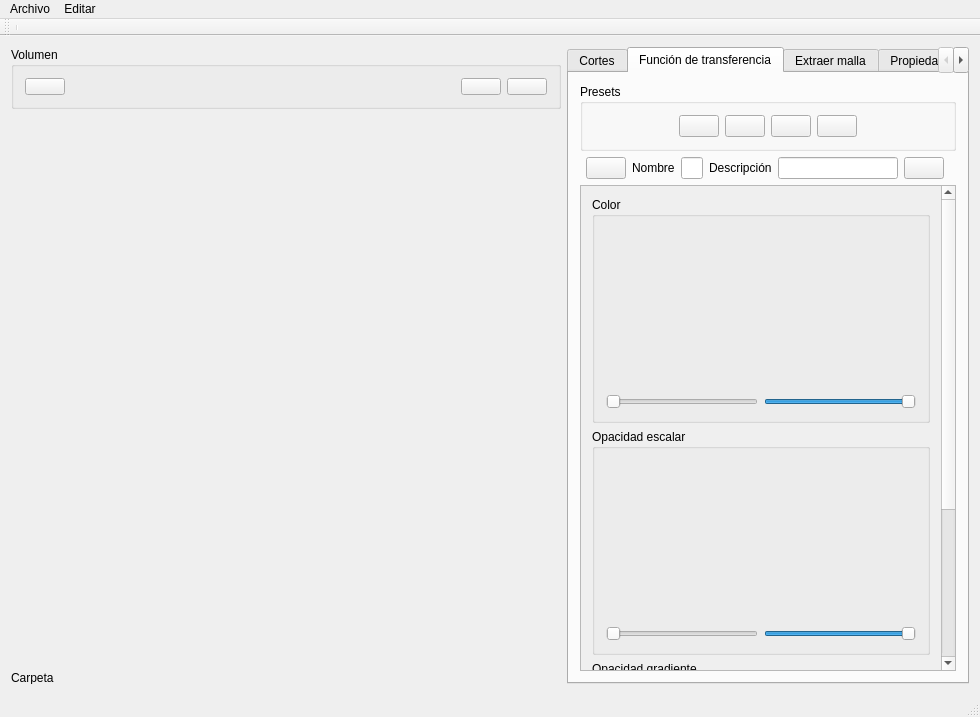
Before: the Qt Designer form 3DCurator/mainwindow.ui in fblupi/grado_informatica-TFG, drawn with Qt 5.
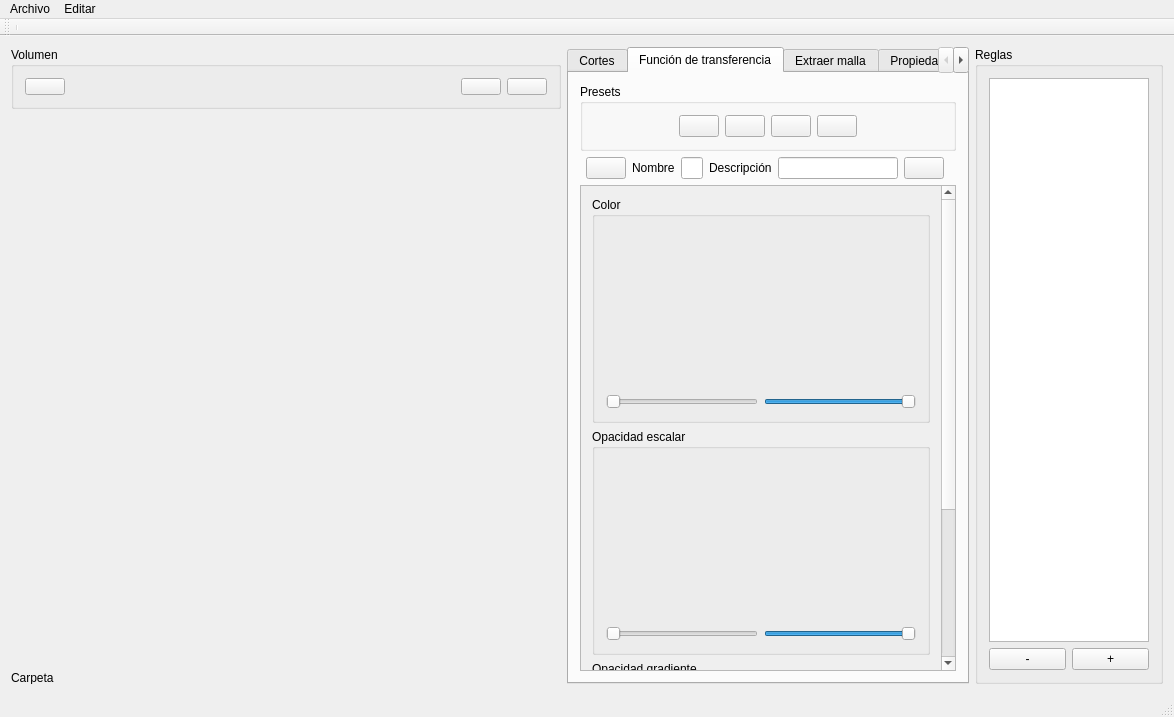
After: the same form once the commit is applied. The open tabs and pages were chosen to show the change. Icons and pictures are not drawn. Custom widgets are drawn as their Qt base class.

Commit message: GUI para reglas #29

```diff
--- a/3DCurator/mainwindow.ui
+++ b/3DCurator/mainwindow.ui
@@ -6,7 +6,7 @@
    <rect>
     <x>0</x>
     <y>0</y>
-    <width>977</width>
+    <width>1171</width>
     <height>708</height>
    </rect>
   </property>
@@ -1007,6 +1007,44 @@
       </widget>
      </widget>
     </item>
+    <item row="0" column="2" rowspan="3">
+     <widget class="QGroupBox" name="rulesBox">
+      <property name="minimumSize">
+       <size>
+        <width>0</width>
+        <height>0</height>
+       </size>
+      </property>
+      <property name="maximumSize">
+       <size>
+        <width>188</width>
+        <height>16777215</height>
+       </size>
+      </property>
+      <property name="title">
+       <string>Reglas</string>
+      </property>
+      <layout class="QGridLayout" name="gridLayout_3">
+       <item row="1" column="1">
+        <widget class="QPushButton" name="addRule">
+         <property name="text">
+          <string>+</string>
+         </property>
+        </widget>
+       </item>
+       <item row="1" column="0">
+        <widget class="QPushButton" name="deleteRule">
+         <property name="text">
+          <string>-</string>
+         </property>
+        </widget>
+       </item>
+       <item row="0" column="0" colspan="2">
+        <widget class="QListWidget" name="rulesList"/>
+       </item>
+      </layout>
+     </widget>
+    </item>
     <item row="1" column="0">
      <widget class="QVTKWidget" name="volumeWidget">
       <property name="minimumSize">
@@ -1037,7 +1075,7 @@
     <rect>
      <x>0</x>
      <y>0</y>
-     <width>977</width>
+     <width>1171</width>
      <height>21</height>
     </rect>
    </property>
```
Left out of the diff: 2 changed lines with no effect on the pictures. The commit also changes 3 other files.
